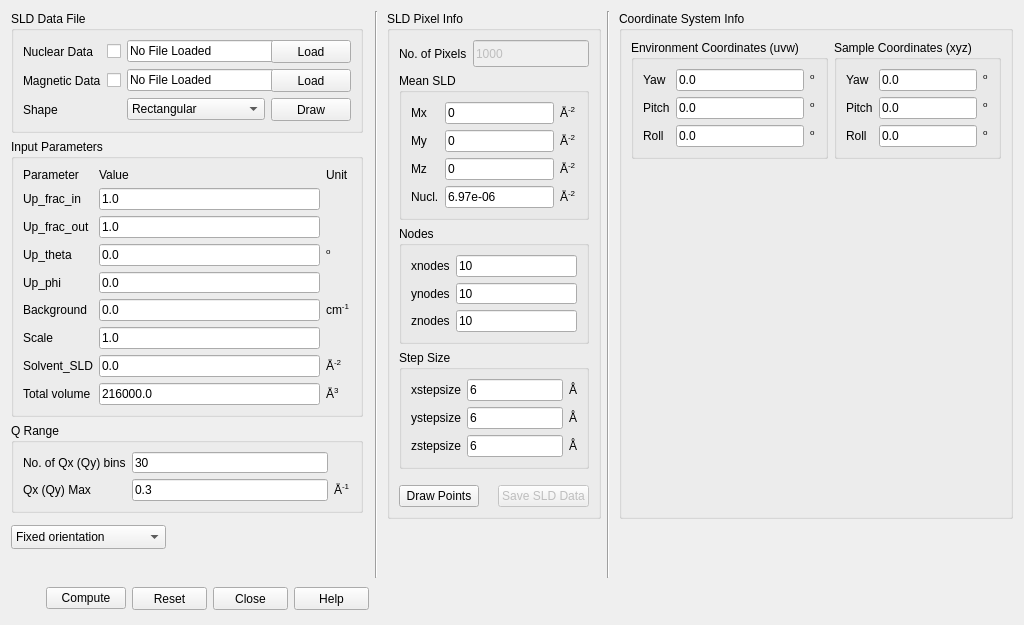
The window that src/sas/qtgui/Calculators/UI/GenericScatteringCalculator.ui (SasView/sasview) describes before a commit, drawn with Qt 5.
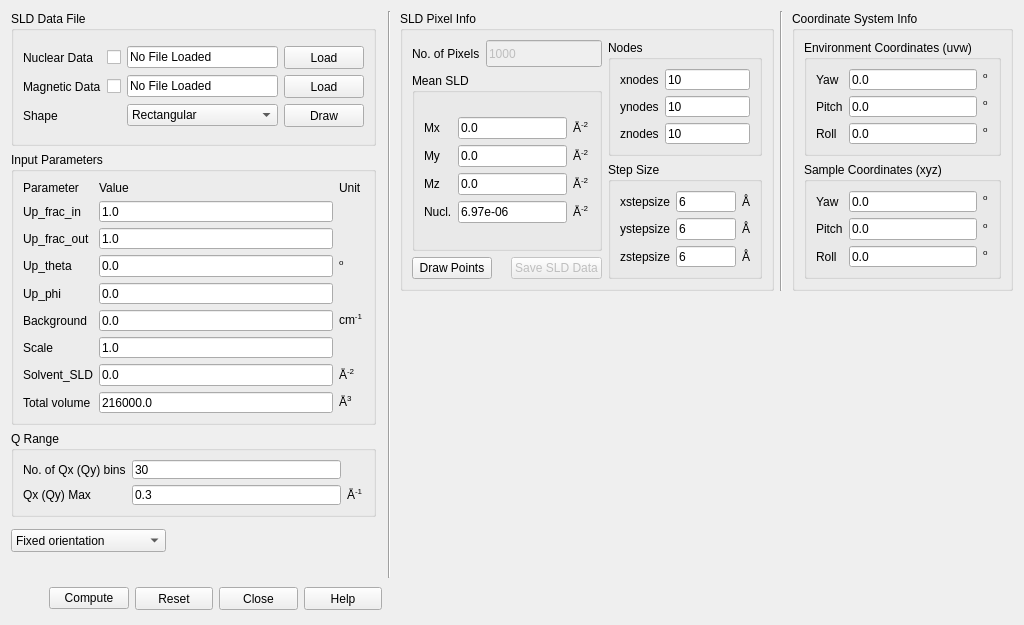
The same window after the commit. Icons and pictures are not drawn.

Commit message: fine tuning of GUI for coordinates - addition of polarisation vector

The edit to the form file:
```diff
--- a/src/sas/qtgui/Calculators/UI/GenericScatteringCalculator.ui
+++ b/src/sas/qtgui/Calculators/UI/GenericScatteringCalculator.ui
@@ -36,7 +36,7 @@
     <normaloff>:/res/ball.ico</normaloff>:/res/ball.ico</iconset>
   </property>
   <layout class="QGridLayout" name="gridLayout_12">
-   <item row="0" column="0" rowspan="2" colspan="2">
+   <item row="0" column="0" rowspan="1" colspan="2">
     <widget class="QGroupBox" name="groupBox_Datafile">
      <property name="font">
       <font>
@@ -300,7 +300,7 @@
      </property>
     </widget>
    </item>
-   <item row="0" column="5" rowspan="5" colspan="2">
+   <item row="0" column="5" rowspan="2" colspan="4">
     <widget class="QGroupBox" name="groupBox_SLDPixelInfo">
      <property name="font">
       <font>
@@ -354,7 +354,7 @@
         </property>
        </widget>
       </item>
-      <item row="1" column="0" colspan="4">
+      <item row="1" column="0" rowspan="2" colspan="4">
        <widget class="QGroupBox" name="groupBox_5">
         <property name="font">
          <font>
@@ -402,7 +402,7 @@
               <string>x component of the magnetization vector in the laboratory xyz frame</string>
              </property>
              <property name="text">
-              <string>0</string>
+              <string>0.0</string>
              </property>
             </widget>
            </item>
@@ -453,7 +453,7 @@
               <string>y component of the magnetization vector in the laboratory xyz frame</string>
              </property>
              <property name="text">
-              <string>0</string>
+              <string>0.0</string>
              </property>
             </widget>
            </item>
@@ -504,7 +504,7 @@
               <string>z component of the magnetization vector in the laboratory xyz frame</string>
              </property>
              <property name="text">
-              <string>0</string>
+              <string>0.0</string>
              </property>
             </widget>
            </item>
@@ -574,7 +574,7 @@
         </layout>
        </widget>
       </item>
-      <item row="2" column="0" colspan="4">
+      <item row="0" column="4" rowspan="2" colspan="4">
        <widget class="QGroupBox" name="groupBox_6">
         <property name="font">
          <font>
@@ -689,7 +689,7 @@
         </layout>
        </widget>
       </item>
-      <item row="3" column="0" colspan="4">
+      <item row="2" column="4" rowspan="2" colspan="4">
        <widget class="QGroupBox" name="groupBox_Stepsize">
         <property name="font">
          <font>
@@ -843,20 +843,7 @@
         </layout>
        </widget>
       </item>
-      <item row="4" column="0">
-       <spacer name="verticalSpacer_2">
-        <property name="orientation">
-         <enum>Qt::Vertical</enum>
-        </property>
-        <property name="sizeHint" stdset="0">
-         <size>
-          <width>10</width>
-          <height>10</height>
-         </size>
-        </property>
-       </spacer>
-      </item>
-      <item row="5" column="0" colspan="2">
+      <item row="3" column="0" colspan="2">
        <widget class="QPushButton" name="cmdDrawpoints">
         <property name="enabled">
          <bool>true</bool>
@@ -884,7 +871,7 @@
         </property>
        </widget>
       </item>
-      <item row="5" column="2">
+      <item row="3" column="2">
        <spacer name="horizontalSpacer">
         <property name="orientation">
          <enum>Qt::Horizontal</enum>
@@ -897,7 +884,7 @@
         </property>
        </spacer>
       </item>
-      <item row="5" column="3">
+      <item row="3" column="3">
        <widget class="QPushButton" name="cmdSave">
         <property name="enabled">
          <bool>false</bool>
@@ -962,7 +949,7 @@
      </property>
     </spacer>
    </item>
-   <item row="2" column="0" colspan="2">
+   <item row="1" column="0" rowspan="2" colspan="2">
     <widget class="QGroupBox" name="groupBox_InputParam">
      <property name="font">
       <font>
@@ -1491,14 +1478,14 @@
      </layout>
     </widget>
    </item>
-   <item row="0" column="7" rowspan="7" colspan="2">
+   <item row="0" column="9" rowspan="2" colspan="2">
     <widget class="Line" name="line">
      <property name="orientation">
       <enum>Qt::Vertical</enum>
      </property>
     </widget>
    </item>
-   <item row="0" column="9" rowspan="5" colspan="4">
+   <item row="0" column="11" rowspan="2" colspan="2">
     <widget class="QGroupBox" name="groupBox_coordinateInfo">
      <property name="font">
       <font>
@@ -1678,7 +1665,7 @@
         </layout>
        </widget>
       </item>
-      <item row="0" column="4" colspan="4">
+      <item row="1" column="0" colspan="4">
        <widget class="QGroupBox" name="groupBox_7">
         <property name="font">
          <font>
@@ -1846,13 +1833,13 @@
         </layout>
        </widget>
       </item>
-      <item row="1" column="0" rowspan="4" colspan="8">
-       <widget class="QWidget" name="coordDisplay">
-       </widget>
-      </item>
      </layout>
     </widget>
    </item>
+   <item row="2" column="5" rowspan="5" colspan="8">
+    <layout class="QHBoxLayout" name="coordDisplay">
+    </layout>
+   </item>
    <item row="3" column="6">
     <spacer name="horizontalSpacer_4">
      <property name="orientation">
```
The commit also changes 6 other files.
